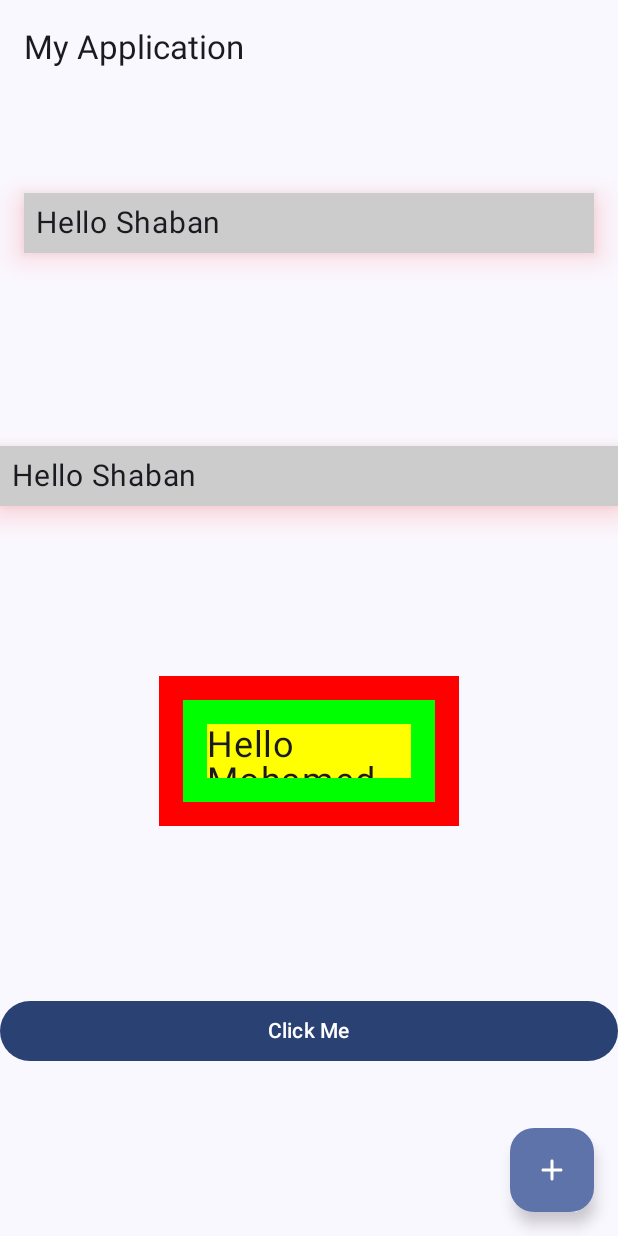
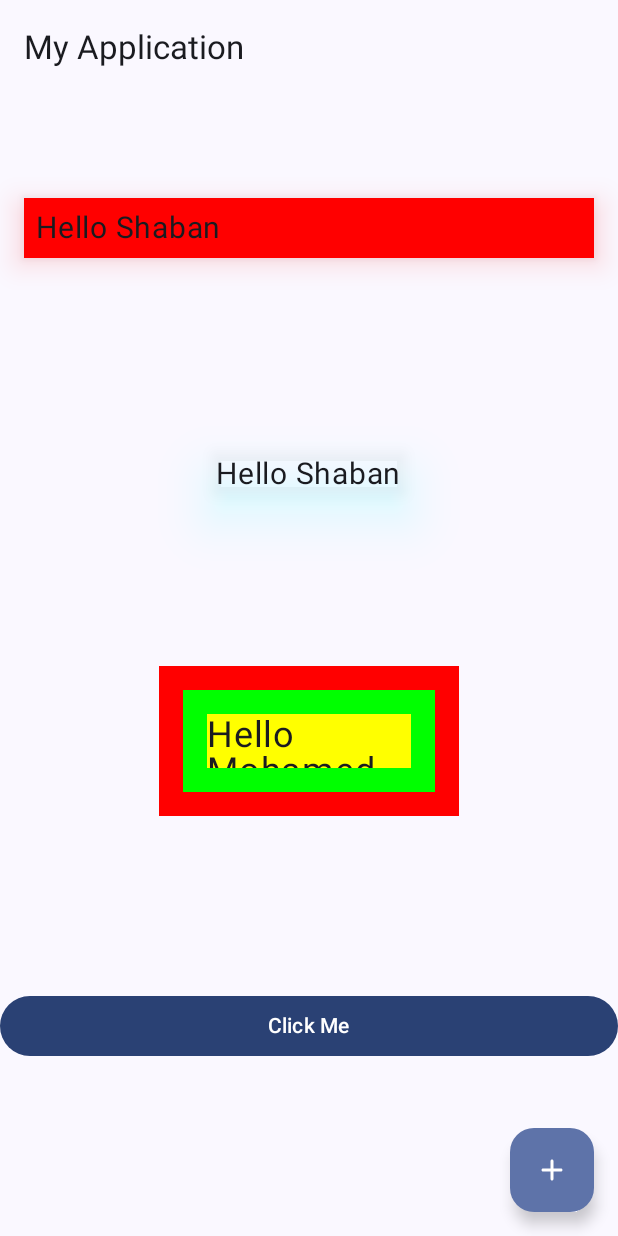
Before and after one commit to M7mdSh3banX/Learning-Jetpack-Compose, an Android app built with Jetpack Compose: the screen it shows after launch (MainActivity), on a phone screen of 412 x 824 dp. Run offline under Robolectric (Android 15) with nearby library versions, the phone set to English and light mode, and no system bars.

Commit message:
implement custom modifier

```diff
--- /dev/null
+++ b/app/src/main/java/com/shaban/jetpackcomposeapp1/modifiers/BlueLight.kt
@@ -0,0 +1,10 @@
+package com.shaban.jetpackcomposeapp1.modifiers
+
+import androidx.compose.runtime.Stable
+import androidx.compose.ui.Modifier
+import androidx.compose.ui.draw.shadow
+import androidx.compose.ui.graphics.Color
+import androidx.compose.ui.unit.dp
+
+@Stable
+fun Modifier.blueLight() = then(Modifier.shadow(24.dp, spotColor = Color.Cyan))
--- a/app/src/main/java/com/shaban/jetpackcomposeapp1/screens/HomeScreen.kt
+++ b/app/src/main/java/com/shaban/jetpackcomposeapp1/screens/HomeScreen.kt
@@ -21,12 +21,13 @@ import androidx.compose.ui.graphics.Color
 import androidx.compose.ui.tooling.preview.Preview
 import androidx.compose.ui.unit.dp
 import androidx.compose.ui.unit.sp
+import com.shaban.jetpackcomposeapp1.modifiers.blueLight
 
 @Composable
 fun HomeScreen(modifier: Modifier) {
     val textShadowModifier = Modifier
         .shadow(elevation = 12.dp, spotColor = Color.Red)
-        .background(color = Color.LightGray)
+        .background(color = Color.Red)
         .fillMaxWidth()
         .padding(8.dp)
 
@@ -43,7 +44,8 @@ fun HomeScreen(modifier: Modifier) {
             )
         }
         Text(
-            modifier = textShadowModifier,
+            modifier = Modifier
+                .blueLight(),
             text = "Hello Shaban",
             fontSize = 20.sp
         )
```
